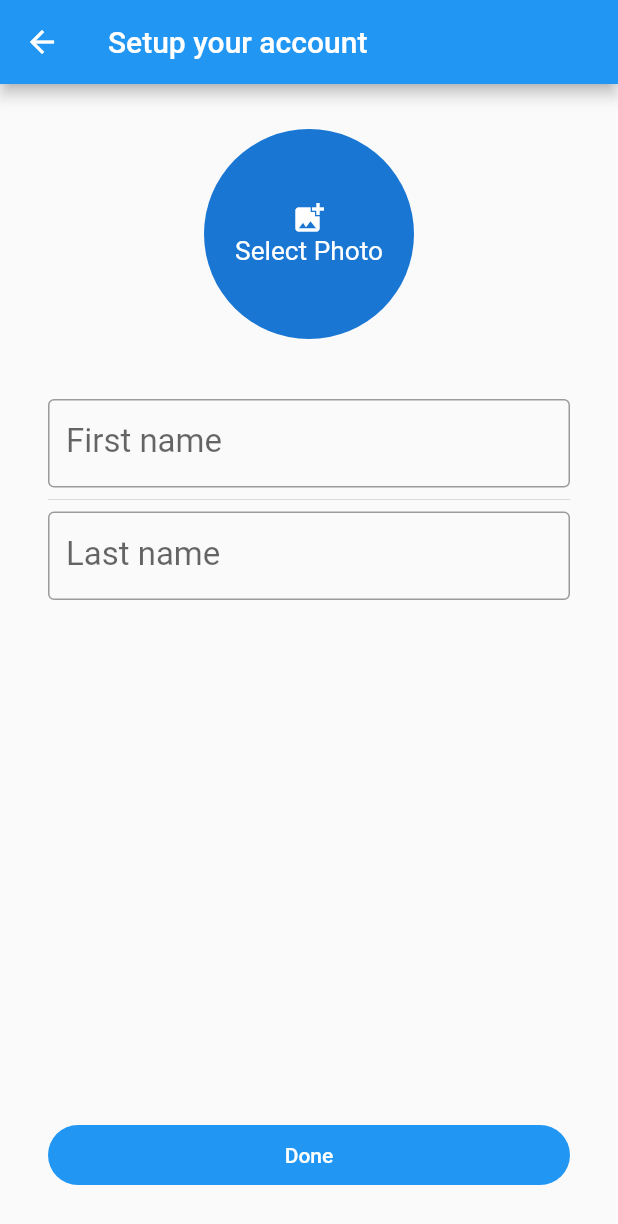
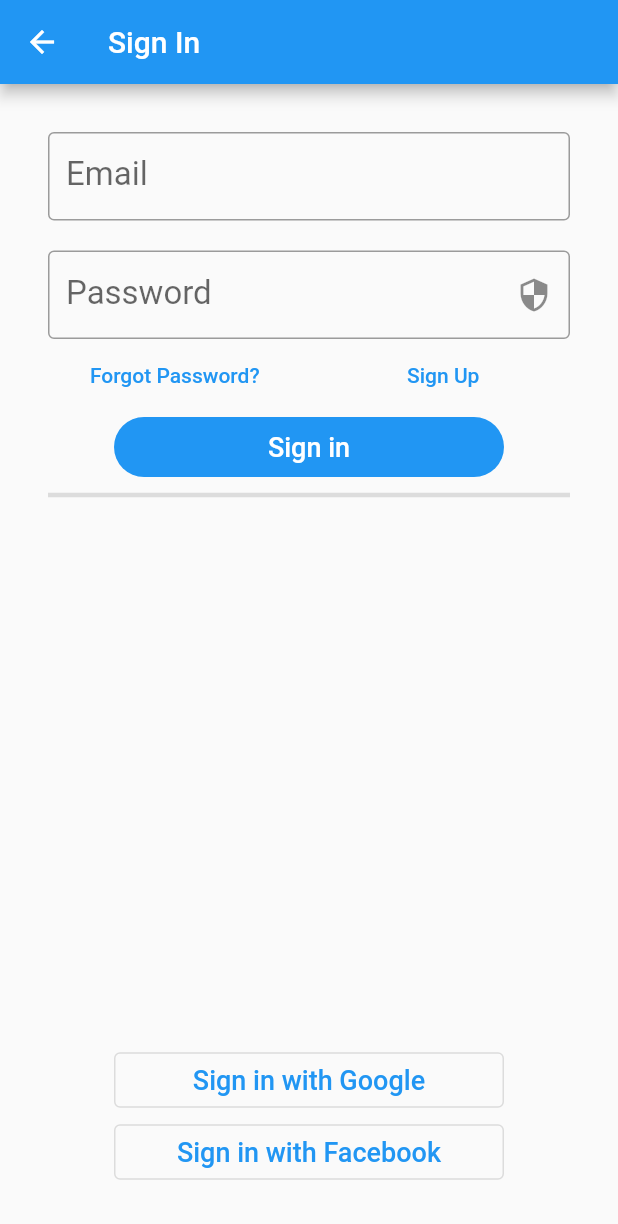
Before and after one commit to Honghui-Li-8/inventory, a Flutter app: the screen it shows after launch, after a tap on "Sign in", on a phone screen of 412 x 824 dp. Shown: the top 1224 px of the screen. Run offline on Flutter 3.47's test engine with Material 2 defaults, Android fonts, the phone set to English and light mode, and no system bars; our stand-ins replace firebase_auth, firebase_core, firebase_storage, image_cropper, image_picker; missing offline and left inert: image_picker_android, image_picker_platform_interface; accounts and stored records are empty; generated files the repository leaves out were written again; project files that could hold a hidden picture were left out.

```diff
--- a/app/lib/models/inventory.dart
+++ b/app/lib/models/inventory.dart
@@ -4,11 +4,9 @@ part 'inventory.g.dart';
 
 @JsonSerializable()
 class Inventory {
-  final String uid;
   final Item items;
 
   const Inventory({
-    required this.uid,
     required this.items,
   });
 
--- a/app/lib/pages/onboarding.dart
+++ b/app/lib/pages/onboarding.dart
@@ -1,5 +1,6 @@
 import 'package:flutter/material.dart';
 import 'package:inventory/pages/setup.dart';
+import 'package:inventory/pages/signin.dart';
 import 'package:inventory/pages/signup.dart';
 
 class Onboarding extends StatelessWidget {
@@ -31,11 +32,7 @@ class Onboarding extends StatelessWidget {
                       Navigator.push(
                           context,
                           MaterialPageRoute(
-                            builder: (context) => const SetupScreen(
-                              uid: "1234",
-                              email: "",
-                            ),
-                          ));
+                              builder: (context) => const SignIn()));
                     },
                     child: const Text("Sign in"),
                   ),
--- /dev/null
+++ b/app/lib/pages/signin.dart
@@ -0,0 +1,183 @@
+import 'package:firebase_auth/firebase_auth.dart';
+import 'package:flutter/material.dart';
+import 'package:inventory/pages/signup.dart';
+import 'package:inventory/services/user.dart';
+
+class SignIn extends StatefulWidget {
+  const SignIn({super.key});
+
+  @override
+  State<SignIn> createState() => _SignInState();
+}
+
+class _SignInState extends State<SignIn> {
+  bool _secure = true;
+  final TextEditingController _emailController = TextEditingController();
+  final TextEditingController _passwordController = TextEditingController();
+
+  @override
+  Widget build(BuildContext context) {
+    return Scaffold(
+      resizeToAvoidBottomInset: false,
+      appBar: AppBar(
+        title: const Text("Sign In"),
+      ),
+      body: Padding(
+        padding: const EdgeInsets.all(32.0),
+        child: Column(
+          children: [
+            TextField(
+              controller: _emailController,
+              decoration: InputDecoration(
+                labelText: "Email",
+                labelStyle: const TextStyle(
+                  fontSize: 22,
+                ),
+                border: OutlineInputBorder(
+                  borderSide: BorderSide(
+                    color: Theme.of(context).colorScheme.secondary,
+                  ),
+                ),
+              ),
+              keyboardType: TextInputType.emailAddress,
+            ),
+            const SizedBox(
+              height: 20,
+            ),
+            TextField(
+              controller: _passwordController,
+              decoration: InputDecoration(
+                labelText: "Password",
+                labelStyle: const TextStyle(
+                  fontSize: 22,
+                ),
+                border: OutlineInputBorder(
+                  borderSide: BorderSide(
+                      color: Theme.of(context).colorScheme.secondary),
+                ),
+                suffixIcon: IconButton(
+                  icon: Icon(_secure ? Icons.security : Icons.remove_red_eye),
+                  onPressed: () {
+                    setState(() {
+                      _secure = !_secure;
+                    });
+                  },
+                ),
+              ),
+              obscureText: _secure,
+            ),
+            Row(
+              children: [
+                Expanded(
+                  child: TextButton(
+                    onPressed: () {
+                      Navigator.pushReplacement(
+                        context,
+                        MaterialPageRoute(
+                          builder: (context) => const Placeholder(),
+                        ),
+                      );
+                    },
+                    child: const Text(
+                      "Forgot Password?",
+                      textAlign: TextAlign.center,
+                    ),
+                  ),
+                ),
+                const SizedBox(
+                  width: 10,
+                ),
+                Expanded(
+                  child: TextButton(
+                    onPressed: () {
+                      Navigator.pushReplacement(
+                          context,
+                          MaterialPageRoute(
+                            builder: (context) => const SignupPage(),
+                          ));
+                    },
+                    child: const Text(
+                      "Sign Up",
+                      textAlign: TextAlign.center,
+                    ),
+                  ),
+                ),
+              ],
+            ),
+            SizedBox(
+              width: 260,
+              child: FilledButton(
+                onPressed: () async {
+                  try {
+                    await UserService.instance.loginWithEmailAndPassword(
+                      _emailController.text,
+                      _passwordController.text,
+                    );
+                  } on FirebaseAuthException catch (e) {
+                    ScaffoldMessenger.of(context).showSnackBar(
+                      SnackBar(
+                        content: Text(
+                          e.toString(),
+                        ),
+                      ),
+                    );
+                    return;
+                  }
+                  // ignore: use_build_context_synchronously
+                  Navigator.pushReplacement(
+                    context,
+                    MaterialPageRoute(
+                      builder: (context) => const Placeholder(),
+                    ),
+                  );
+                },
+                child: const Padding(
+                  padding: EdgeInsets.all(8.0),
+                  child: Text(
+                    "Sign in",
+                    style: TextStyle(fontSize: 18),
+                    textAlign: TextAlign.left,
+                  ),
+                ),
+              ),
+            ),
+            const Divider(
+              thickness: 3,
+            ),
+            // const SizedBox(height: 40),
+            Expanded(child: Container()),
+            SizedBox(
+              width: 260,
+              child: OutlinedButton(
+                onPressed: () => {},
+                child: const Padding(
+                  padding: EdgeInsets.all(8.0),
+                  child: Text(
+                    "Sign in with Google",
+                    style: TextStyle(fontSize: 18),
+                    textAlign: TextAlign.left,
+                  ),
+                ),
+              ),
+            ),
+
+            SizedBox(
+              width: 260,
+              child: OutlinedButton(
+                onPressed: () => {},
+                child: const Padding(
+                  padding: EdgeInsets.all(8.0),
+                  child: Text(
+                    "Sign in with Facebook",
+                    style: TextStyle(fontSize: 18),
+                    textAlign: TextAlign.left,
+                  ),
+                ),
+              ),
+            ),
+          ],
+        ),
+      ),
+    );
+  }
+}
--- a/app/lib/services/api.dart
+++ b/app/lib/services/api.dart
@@ -6,9 +6,11 @@ import 'package:inventory/models/user.dart';
 import 'package:inventory/services/user.dart';
 
 class APIService {
-  static const bool _testing = false;
+  static const bool _testing = true;
   static const String _baseUrl = _testing
-      ? 'http://168.150.111.230:8080'
+      // ? 'http://168.150.111.230:8080'
+      // ? 'http://192.168.55.146:8080'
+      ? 'http://localhost:8080'
       : 'https://inventory-paradise.wl.r.appspot.com';
   static APIService? _instance;
 
--- a/app/lib/services/user.dart
+++ b/app/lib/services/user.dart
@@ -34,7 +34,7 @@ class UserService {
     _currentUser = await APIService.instance.getCurrentUser(uid);
   }
 
-  void loginWithEmailAndPassword(String email, String password) async {
+  Future<void> loginWithEmailAndPassword(String email, String password) async {
     await _auth.signInWithEmailAndPassword(
       email: email,
       password: password,
```
Also changed, not shown: 8 other files.
